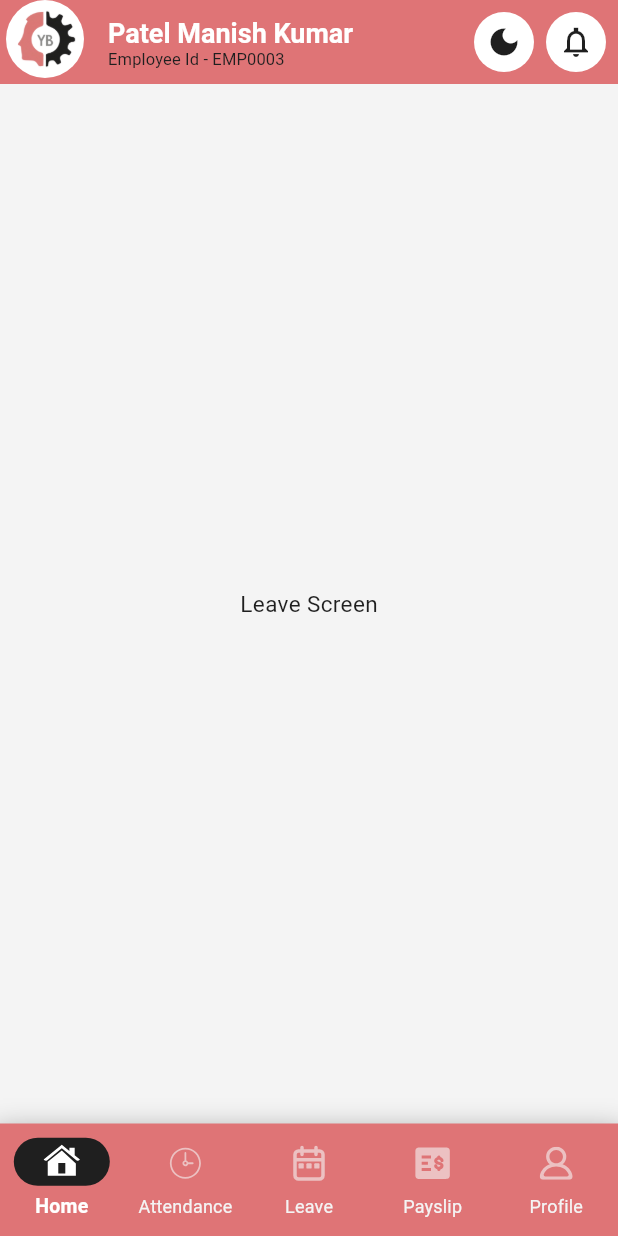
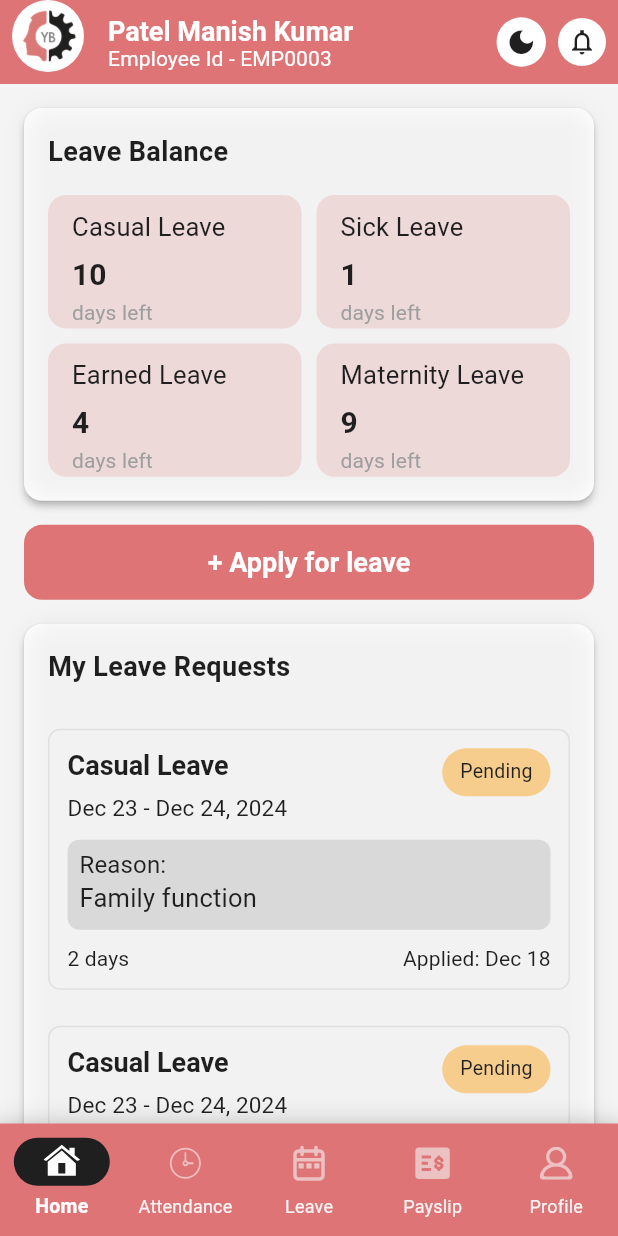
Before and after one commit to youngbrainz-manish/HRMS-YB, a Flutter app: the EmployeeLeaveScreen screen opened by its route, on a phone screen of 412 x 824 dp. Run offline on Flutter 3.47's test engine with Material 3 defaults, Android fonts, the phone set to English and light mode, and no system bars; our stand-ins replace flutter_svg, go_router, image_picker; accounts and stored records are empty.

Commit message:
leave screen UI -done

```diff
--- a/lib/core/constants/app_constants.dart
+++ b/lib/core/constants/app_constants.dart
@@ -0,0 +1,3 @@
+class AppConstants {
+  String themeMode = "themeMode";
+}
--- /dev/null
+++ b/lib/core/constants/app_globals.dart
@@ -0,0 +1,3 @@
+class AppGlobals {
+  bool isDarkMode = false;
+}
--- a/lib/core/router/app_router.dart
+++ b/lib/core/router/app_router.dart
@@ -6,9 +6,10 @@ import 'package:hrms_yb/features/dashboard/employee/dashboard/employee_dashboard
 import 'package:hrms_yb/features/dashboard/employee/dashboard/employee_dashboard_screen.dart';
 import 'package:hrms_yb/features/dashboard/employee/screens/attendance/employee_attendace_screen.dart';
 import 'package:hrms_yb/features/dashboard/employee/screens/home/employee_home_screen.dart';
-import 'package:hrms_yb/features/dashboard/employee/screens/employee_leave_screen.dart';
+import 'package:hrms_yb/features/dashboard/employee/screens/leave/employee_leave_screen.dart';
 import 'package:hrms_yb/features/dashboard/employee/screens/employees_pay_slip_screen.dart';
 import 'package:hrms_yb/features/dashboard/employee/screens/employees_profile_screen.dart';
+import 'package:hrms_yb/features/dashboard/employee/screens/leave/leave_form/leave_form_screen.dart';
 import 'package:hrms_yb/features/dashboard/hr/dashboard/hr_dashboard_screen.dart';
 import 'package:provider/provider.dart';
 
@@ -26,6 +27,8 @@ class AppRouter {
   static const employeesPaySlipScreenRoute = '/employees-PaySlip-screen';
   static const employeesProfileScreenRoute = '/employees-Profile-screen';
 
+  static const leaveFormScreenRoute = '/leave-form-screen';
+
   static const leaveRoute = '/leave';
   static const attendanceRoute = '/attendance';
 
@@ -41,6 +44,7 @@ class AppRouter {
       ),
       GoRoute(path: forgotPinRoute, builder: (context, state) => const ForgotPinScreen()),
       GoRoute(path: hrDashboardRoute, builder: (context, state) => const HrDashboardScreen()),
+      GoRoute(path: leaveFormScreenRoute, builder: (context, state) => const LeaveFormScreen()),
       ShellRoute(
         navigatorKey: _shellNavigatorKey,
         builder: (BuildContext context, GoRouterState state, Widget? child) {
--- a/lib/core/theme/app_theme_screen.dart
+++ b/lib/core/theme/app_theme_screen.dart
@@ -40,6 +40,8 @@ class AppThemeScreen {
   static const Color lightButtonColor = primaryColor;
   static const Color dartButtonColor = Color.fromARGB(255, 91, 31, 32);
 
+  static Color? transparantColor = Colors.transparent;
+
   // ==============================
   // 🌞 LIGHT THEME
   // ==============================
@@ -57,7 +59,7 @@ class AppThemeScreen {
       elevation: 0,
       centerTitle: true,
       iconTheme: IconThemeData(color: darkGrey),
-      titleTextStyle: TextStyle(color: lightGrey, fontSize: 24, fontWeight: FontWeight.w600),
+      titleTextStyle: TextStyle(color: lightGrey, fontSize: 20, fontWeight: FontWeight.w600),
     ),
 
     cardTheme: CardThemeData(
--- a/lib/features/dashboard/employee/dashboard/employee_dashboard_screen.dart
+++ b/lib/features/dashboard/employee/dashboard/employee_dashboard_screen.dart
@@ -62,7 +62,7 @@ class _EmployeeDashboardScreenState extends State<EmployeeDashboardScreen> {
     return AppBar(
       leading: Container(
         padding: EdgeInsets.all(2),
-        margin: EdgeInsets.only(bottom: 4, left: 4),
+        margin: EdgeInsets.only(bottom: 8, left: 8),
         decoration: BoxDecoration(
           shape: BoxShape.circle,
           color: context.read<AppThemeProvider>().isDarkMode ? AppThemeScreen.blackColor : AppThemeScreen.whiteColor,
@@ -78,7 +78,10 @@ class _EmployeeDashboardScreenState extends State<EmployeeDashboardScreen> {
             "Patel Manish Kumar",
             style: AppTextStyle().titleTextStyle(context: context, color: AppThemeScreen.whiteColor),
           ),
-          Text("Employee Id - EMP0003", style: AppTextStyle().lableTextStyle(context: context, fontSize: 11)),
+          Text(
+            "Employee Id - EMP0003",
+            style: AppTextStyle().lableTextStyle(context: context, color: AppThemeScreen.whiteColor),
+          ),
         ],
       ),
       actions: [
@@ -87,14 +90,14 @@ class _EmployeeDashboardScreenState extends State<EmployeeDashboardScreen> {
             context.read<AppThemeProvider>().toggleTheme();
           },
           child: Container(
-            padding: EdgeInsets.all(8),
+            padding: EdgeInsets.all(6),
             decoration: BoxDecoration(
               shape: BoxShape.circle,
               color: context.read<AppThemeProvider>().isDarkMode
                   ? AppThemeScreen.blackColor
                   : AppThemeScreen.whiteColor,
             ),
-            child: Icon(context.read<AppThemeProvider>().isDarkMode ? Icons.light_mode : Icons.dark_mode, size: 24),
+            child: Icon(context.read<AppThemeProvider>().isDarkMode ? Icons.light_mode : Icons.dark_mode, size: 21),
           ),
         ),
         SizedBox(width: 8),
@@ -103,14 +106,14 @@ class _EmployeeDashboardScreenState extends State<EmployeeDashboardScreen> {
             context.read<AppThemeProvider>().toggleTheme();
           },
           child: Container(
-            padding: EdgeInsets.all(8),
+            padding: EdgeInsets.all(6),
             decoration: BoxDecoration(
               shape: BoxShape.circle,
               color: context.read<AppThemeProvider>().isDarkMode
                   ? AppThemeScreen.blackColor
                   : AppThemeScreen.whiteColor,
             ),
-            child: Icon(Icons.notifications_none_sharp, size: 24),
+            child: Icon(Icons.notifications_none_sharp, size: 20),
           ),
         ),
         SizedBox(width: 8),
--- a/lib/features/dashboard/employee/screens/employee_leave_screen.dart
+++ /dev/null
@@ -1,20 +0,0 @@
-import 'package:flutter/material.dart';
-
-class EmployeeLeaveScreen extends StatelessWidget {
-  const EmployeeLeaveScreen({super.key});
-
-  @override
-  Widget build(BuildContext context) {
-    return Scaffold(
-      body: SafeArea(child: _buildBody(context: context)),
-    );
-  }
-
-  Widget _buildBody({required BuildContext context}) {
-    return SizedBox(
-      height: MediaQuery.of(context).size.height,
-      width: MediaQuery.of(context).size.width,
-      child: Center(child: Text("Leave Screen")),
-    );
-  }
-}
--- a/lib/features/dashboard/employee/screens/home/employee_home_screen.dart
+++ b/lib/features/dashboard/employee/screens/home/employee_home_screen.dart
@@ -60,9 +60,7 @@ class EmployeeHomeScreen extends StatelessWidget {
                                 icon: Icon(Icons.touch_app_outlined, size: 38, color: AppThemeScreen.errorColor),
                                 isDarkMode: isDarkMode,
                                 progress: 0.82,
-                                onTap: () {
-                                  print("Punch Clicked");
-                                },
+                                onTap: () {},
                               ),
                             ),
                             SizedBox(height: 16),
--- /dev/null
+++ b/lib/features/dashboard/employee/screens/leave/employee_leave_provider.dart
@@ -0,0 +1,22 @@
+import 'package:flutter/material.dart';
+
+class EmployeeLeaveProvider extends ChangeNotifier {
+  final BuildContext context;
+
+  List<Map<String, dynamic>> leaveDetailsList = [
+    {"name": "Casual Leave", "days": 10},
+    {"name": "Sick Leave", "days": 1},
+    {"name": "Earned Leave", "days": 4},
+    {"name": "Maternity Leave", "days": 9},
+  ];
+
+  EmployeeLeaveProvider({required this.context}) {
+    WidgetsBinding.instance.addPostFrameCallback((_) {
+      _init();
+    });
+  }
+
+  void _init() {
+    notifyListeners();
+  }
+}
--- /dev/null
+++ b/lib/features/dashboard/employee/screens/leave/employee_leave_screen.dart
@@ -0,0 +1,221 @@
+// import 'package:flutter/material.dart';
+
+// class EmployeeLeaveScreen extends StatelessWidget {
+//   const EmployeeLeaveScreen({super.key});
+
+//   @override
+//   Widget build(BuildContext context) {
+//     return Scaffold(
+//       body: SafeArea(child: _buildBody(context: context)),
+//     );
+//   }
+
+//   Widget _buildBody({required BuildContext context}) {
+//     return SizedBox(
+//       height: MediaQuery.of(context).size.height,
+//       width: MediaQuery.of(context).size.width,
+//       child: Center(child: Text("Leave Screen")),
+//     );
+//   }
+// }
+
+import 'package:flutter/material.dart';
+import 'package:go_router/go_router.dart';
+import 'package:hrms_yb/core/router/app_router.dart';
+import 'package:hrms_yb/core/theme/app_theme_screen.dart';
+import 'package:hrms_yb/features/dashboard/employee/screens/leave/employee_leave_provider.dart';
+import 'package:hrms_yb/shared/utils/app_size.dart';
+import 'package:hrms_yb/shared/utils/app_text_style.dart';
+import 'package:hrms_yb/shared/widgets/common_button.dart';
+import 'package:provider/provider.dart';
+
+class EmployeeLeaveScreen extends StatelessWidget {
+  const EmployeeLeaveScreen({super.key});
+
+  @override
+  Widget build(BuildContext context) {
+    return ChangeNotifierProvider(
+      create: (_) => EmployeeLeaveProvider(context: context),
+      child: Consumer<EmployeeLeaveProvider>(
+        builder: (context, provider, child) {
+          return Scaffold(body: _buildBody(provider: provider));
+        },
+      ),
+    );
+  }
+
+  Widget _buildBody({required EmployeeLeaveProvider provider}) {
+    return SingleChildScrollView(
+      padding: const EdgeInsets.all(16),
+      child: Column(
+        children: [
+          leaveBalanceCard(provider: provider),
+          SizedBox(height: AppSize().verticalWidgetSpacing),
+          CommonButton(
+            title: "+ Apply for leave",
+            onTap: () async {
+              await GoRouter.of(provider.context).push(AppRouter.leaveFormScreenRoute);
+            },
+          ),
+          SizedBox(height: AppSize().verticalWidgetSpacing),
+          myLeaveRequestCard(provider: provider),
+          SizedBox(height: AppSize().verticalWidgetSpacing),
+        ],
+      ),
+    );
+  }
+
+  Widget leaveBalanceCard({required EmployeeLeaveProvider provider}) {
+    return Card(
+      margin: EdgeInsets.all(0),
+      child: Container(
+        padding: const EdgeInsets.all(16),
+        decoration: BoxDecoration(
+          borderRadius: BorderRadius.circular(16),
+          boxShadow: [BoxShadow(blurRadius: 12, color: Colors.black.withValues(alpha: .05))],
+        ),
+        child: Column(
+          crossAxisAlignment: CrossAxisAlignment.start,
+          children: [
+            Text("Leave Balance", style: TextStyle(fontSize: 18, fontWeight: FontWeight.w600)),
+            SizedBox(height: 16),
+            GridView.builder(
+              shrinkWrap: true,
+              physics: const NeverScrollableScrollPhysics(),
+              itemCount: provider.leaveDetailsList.length,
+              gridDelegate: const SliverGridDelegateWithFixedCrossAxisCount(
+                crossAxisCount: 2,
+                mainAxisSpacing: 10,
+                crossAxisSpacing: 10,
+                childAspectRatio: 1.9,
+              ),
+              itemBuilder: (_, i) {
+                Map<String, dynamic> leaves = provider.leaveDetailsList[i];
+                return leaveBalanceItemWidget(
+                  context: provider.context,
+                  title: leaves['name'].toString(),
+                  days: leaves['days'].toString(),
+                );
+              },
+            ),
+          ],
+        ),
+      ),
+    );
+  }
+
+  Widget leaveBalanceItemWidget({required BuildContext context, required String title, required String days}) {
+    return Container(
+      padding: const EdgeInsets.symmetric(horizontal: 16, vertical: 8),
+      decoration: BoxDecoration(
+        color: AppThemeScreen.primaryColor.withValues(alpha: 0.2),
+        borderRadius: BorderRadius.circular(12),
+      ),
+      child: Column(
+        crossAxisAlignment: CrossAxisAlignment.start,
+        children: [
+          Text(title, style: AppTextStyle().subTitleTextStyle(context: context)),
+          SizedBox(height: 6),
+          Text(days, style: AppTextStyle().titleTextStyle(context: context, fontSize: 20)),
+          SizedBox(height: 6),
+          Text(
+            "days left",
+            style: AppTextStyle().lableTextStyle(context: context, color: AppThemeScreen.greyColor),
+          ),
+        ],
+      ),
+    );
+  }
+
+  Widget myLeaveRequestCard({required EmployeeLeaveProvider provider}) {
+    return Card(
+      margin: EdgeInsets.all(0),
+      child: Container(
+        width: double.infinity,
+        padding: const EdgeInsets.all(16),
+        decoration: BoxDecoration(
+          borderRadius: BorderRadius.circular(16),
+          boxShadow: [BoxShadow(blurRadius: 12, color: Colors.black.withValues(alpha: .05))],
+        ),
+        child: Column(
+          crossAxisAlignment: CrossAxisAlignment.start,
+          children: [
+            Text("My Leave Requests", style: TextStyle(fontSize: 18, fontWeight: FontWeight.w600)),
+            SizedBox(height: AppSize().verticalWidgetSpacing),
+            ListView.builder(
+              shrinkWrap: true,
+              physics: NeverScrollableScrollPhysics(),
+              itemCount: 4,
+              itemBuilder: (contex, index) {
+                return Container(
+                  margin: EdgeInsets.only(bottom: 12, top: 12),
+                  padding: EdgeInsets.symmetric(horizontal: 12, vertical: 12),
+                  width: double.infinity,
+                  decoration: BoxDecoration(
+                    border: Border.all(color: AppThemeScreen.borderGrey),
+                    borderRadius: BorderRadius.circular(8),
+                  ),
+                  child: Column(
+                    crossAxisAlignment: CrossAxisAlignment.start,
+                    children: [
+                      Row(
+                        crossAxisAlignment: CrossAxisAlignment.start,
+                        children: [
+                          Text("Casual Leave", style: AppTextStyle().titleTextStyle(context: provider.context)),
+                          Spacer(),
+                          Container(
+                            padding: EdgeInsets.symmetric(horizontal: 12, vertical: 6),
+                            decoration: BoxDecoration(
+                              color: AppThemeScreen.leaveColor.withValues(alpha: 0.5),
+                              borderRadius: BorderRadius.circular(20),
+                            ),
+                            child: Text(
+                              "Pending",
+                              style: AppTextStyle().subTitleTextStyle(context: provider.context, fontSize: 13),
+                            ),
+                          ),
+                        ],
+                      ),
+                      Text(
+                        "Dec 23 - Dec 24, 2024",
+                        style: AppTextStyle().lableTextStyle(context: provider.context, fontSize: 15),
+                      ),
+                      SizedBox(height: 12),
+                      Container(
+                        padding: EdgeInsets.all(8),
+                        width: double.infinity,
+                        decoration: BoxDecoration(
+                          color: AppThemeScreen.greyColor.withValues(alpha: 0.3),
+                          borderRadius: BorderRadius.circular(8),
+                        ),
+                        child: Column(
+                          crossAxisAlignment: CrossAxisAlignment.start,
+                          mainAxisSize: MainAxisSize.min,
+                          children: [
+                            Text(
+                              "Reason:",
+                              style: AppTextStyle().lableTextStyle(context: provider.context, fontSize: 16),
+                            ),
+                            Text("Family function", style: AppTextStyle().subTitleTextStyle(context: provider.context)),
+                          ],
+                        ),
+                      ),
+                      SizedBox(height: 12),
+                      Row(
+                        children: [
+                          Text("2 days", style: AppTextStyle().lableTextStyle(context: provider.context)),
+                          Spacer(),
+                          Text("Applied: Dec 18", style: AppTextStyle().lableTextStyle(context: provider.context)),
+                        ],
+                      ),
+                    ],
+                  ),
+                );
+              },
+            ),
+          ],
+        ),
+      ),
+    );
+  }
+}
--- a/lib/shared/widgets/common_button.dart
+++ b/lib/shared/widgets/common_button.dart
@@ -13,6 +13,9 @@ class CommonButton extends StatelessWidget {
   final Color? color;
   final Color? borderColor;
   final TextStyle? style;
+  final Widget? icon;
+  final Color? titleColor;
+  final double? fontSize;
 
   const CommonButton({
     super.key,
@@ -24,6 +27,9 @@ class CommonButton extends StatelessWidget {
     this.color,
     this.borderColor,
     this.style,
+    this.icon,
+    this.titleColor,
+    this.fontSize,
   });
 
   @override
@@ -32,9 +38,9 @@ class CommonButton extends StatelessWidget {
     return Material(
       color: color ?? (isDark ? AppThemeScreen.dartButtonColor : AppThemeScreen.lightButtonColor),
       shadowColor: Colors.white,
-      borderRadius: BorderRadius.circular(8),
+      borderRadius: BorderRadius.circular(borderRadius),
       child: InkWell(
-        borderRadius: BorderRadius.circular(8),
+        borderRadius: BorderRadius.circular(borderRadius),
         splashColor: isDark
             ? AppThemeScreen.primaryColor.withValues(alpha: 0.05)
             : AppThemeScreen.primaryDarkColor.withValues(alpha: 0.05),
@@ -43,8 +49,8 @@ class CommonButton extends StatelessWidget {
           width: double.infinity,
           height: 50,
           decoration: BoxDecoration(
-            border: Border.all(color: borderColor ?? Colors.transparent, width: 2),
-            borderRadius: BorderRadius.circular(8),
+            border: Border.all(color: borderColor ?? Colors.transparent, width: 1),
+            borderRadius: BorderRadius.circular(borderRadius),
           ),
           padding: const EdgeInsets.symmetric(horizontal: 12, vertical: 8),
           child: Center(
@@ -54,9 +60,21 @@ class CommonButton extends StatelessWidget {
                     width: 22,
                     child: CircularProgressIndicator(strokeWidth: 2, color: Colors.white),
                   )
-                : Text(
-                    title,
-                    style: style ?? AppTextStyle().titleTextStyle(context: context, color: AppThemeScreen.whiteColor),
+                : Row(
+                    mainAxisAlignment: MainAxisAlignment.center,
+                    children: [
+                      icon ?? SizedBox(width: 0),
+                      Text(
+                        title,
+                        style:
+                            style ??
+                            AppTextStyle().titleTextStyle(
+                              context: context,
+                              color: titleColor ?? AppThemeScreen.whiteColor,
+                              fontSize: fontSize,
+                            ),
+                      ),
+                    ],
                   ),
           ),
         ),
--- a/pubspec.yaml
+++ b/pubspec.yaml
@@ -39,6 +39,8 @@ dependencies:
   dio: ^5.9.1
   flutter_svg: ^2.0.10
   intl: ^0.18.0
+  shared_preferences: ^2.5.4
+  image_picker: ^1.2.1
 
 dev_dependencies:
   flutter_test:
```
Also changed, not shown: lib/features/dashboard/employee/screens/attendance/employee_attendace_screen.dart (+4 -12 lines), lib/features/dashboard/employee/screens/leave/leave_form/leave_form_provider.dart (added, +54 -0 lines), lib/features/dashboard/employee/screens/leave/leave_form/leave_form_screen.dart (added, +187 -0 lines), lib/shared/widgets/common_text_field.dart (+15 -2 lines), lib/shared/widgets/common_widget.dart (+14 -0 lines), pubspec.lock, 6 other files.
